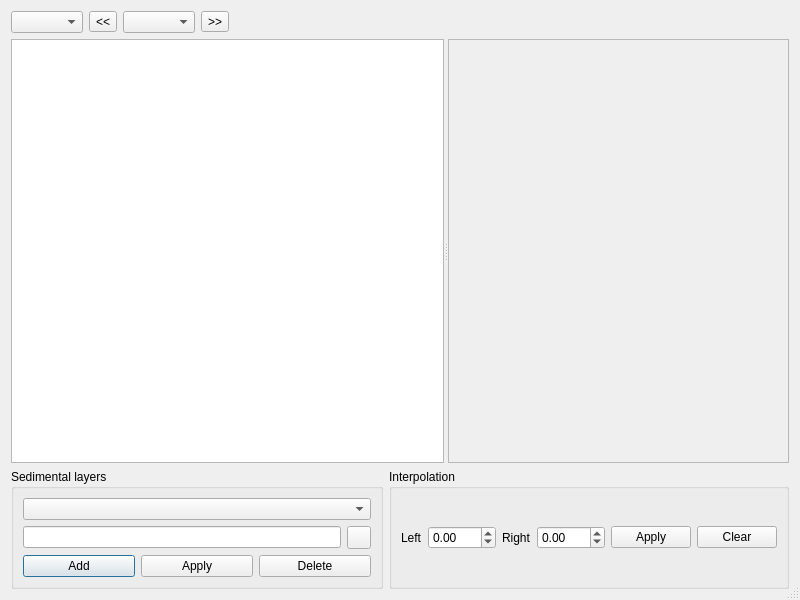
Before: the Qt Designer form PreCourlis/ui/profile_dialog_base.ui in nixsosx2032/PreCourlis, drawn with Qt 5.
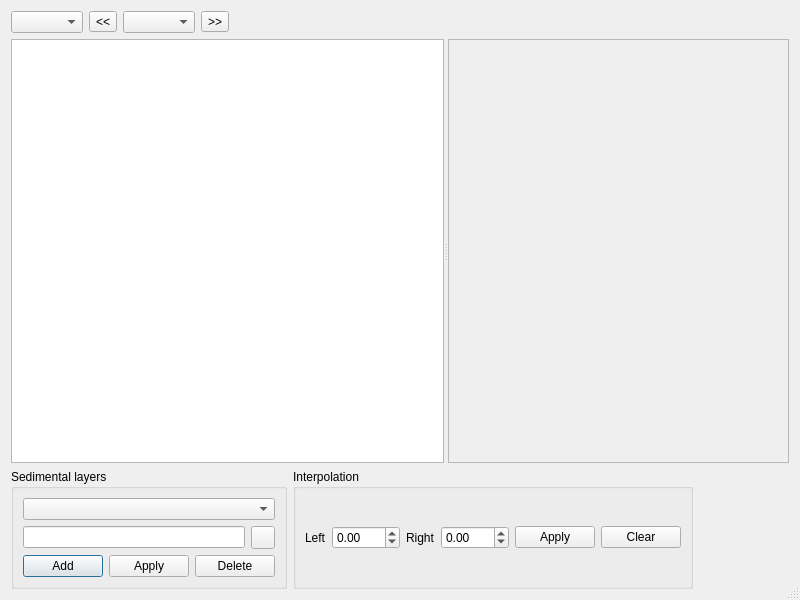
After: the same form once the commit is applied. Custom widgets are drawn as their Qt base class.

Commit message: Add spacer in editor panel

```diff
--- a/PreCourlis/ui/profile_dialog_base.ui
+++ b/PreCourlis/ui/profile_dialog_base.ui
@@ -281,6 +281,19 @@
        </layout>
       </widget>
      </item>
+     <item>
+      <spacer name="horizontalSpacer_2">
+       <property name="orientation">
+        <enum>Qt::Horizontal</enum>
+       </property>
+       <property name="sizeHint" stdset="0">
+        <size>
+         <width>40</width>
+         <height>20</height>
+        </size>
+       </property>
+      </spacer>
+     </item>
     </layout>
    </item>
   </layout>
```
